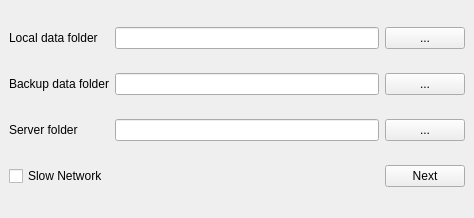
Above: src/resources/config.ui from open-AIMS/reefscan_desktop_data_manager before the change. Below: the same form after it.
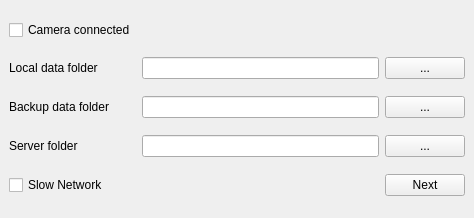
That is the form after the change.

The edit to the form file:
```diff
--- a/src/resources/config.ui
+++ b/src/resources/config.ui
@@ -15,71 +15,78 @@
   </property>
   <widget class="QWidget" name="wid_main">
    <layout class="QGridLayout" name="gridLayout_4">
+    <item row="4" column="0">
+     <widget class="QCheckBox" name="cbSlowNetwork">
+      <property name="text">
+       <string>Slow Network</string>
+      </property>
+      <property name="tristate">
+       <bool>false</bool>
+      </property>
+     </widget>
+    </item>
     <item row="2" column="0">
+     <widget class="QLabel" name="label_2">
+      <property name="text">
+       <string>Backup data folder</string>
+      </property>
+     </widget>
+    </item>
+    <item row="3" column="0">
      <widget class="QLabel" name="label_3">
       <property name="text">
        <string>Server folder</string>
       </property>
      </widget>
     </item>
-    <item row="2" column="1">
-     <widget class="QLineEdit" name="edServer"/>
-    </item>
-    <item row="0" column="0">
-     <widget class="QLabel" name="label">
-      <property name="text">
-       <string>Local data folder</string>
-      </property>
-     </widget>
-    </item>
-    <item row="0" column="2">
+    <item row="1" column="2">
      <widget class="QPushButton" name="btnLocal">
       <property name="text">
        <string>...</string>
       </property>
      </widget>
     </item>
-    <item row="2" column="2">
+    <item row="3" column="1">
+     <widget class="QLineEdit" name="edServer"/>
+    </item>
+    <item row="3" column="2">
      <widget class="QPushButton" name="btnServer">
       <property name="text">
        <string>...</string>
       </property>
      </widget>
     </item>
-    <item row="0" column="1">
+    <item row="1" column="1">
      <widget class="QLineEdit" name="edLocal"/>
     </item>
-    <item row="3" column="2">
+    <item row="2" column="2">
+     <widget class="QPushButton" name="btnBackup">
+      <property name="text">
+       <string>...</string>
+      </property>
+     </widget>
+    </item>
+    <item row="1" column="0">
+     <widget class="QLabel" name="label">
+      <property name="text">
+       <string>Local data folder</string>
+      </property>
+     </widget>
+    </item>
+    <item row="4" column="2">
      <widget class="QPushButton" name="btn_next">
       <property name="text">
        <string>Next</string>
       </property>
      </widget>
     </item>
-    <item row="1" column="1">
+    <item row="2" column="1">
      <widget class="QLineEdit" name="edBackup"/>
     </item>
-    <item row="1" column="2">
-     <widget class="QPushButton" name="btnBackup">
+    <item row="0" column="0">
+     <widget class="QCheckBox" name="cbCamera">
       <property name="text">
-       <string>...</string>
-      </property>
-     </widget>
-    </item>
-    <item row="1" column="0">
-     <widget class="QLabel" name="label_2">
-      <property name="text">
-       <string>Backup data folder</string>
-      </property>
-     </widget>
-    </item>
-    <item row="3" column="0">
-     <widget class="QCheckBox" name="cbSlowNetwork">
-      <property name="text">
-       <string>Slow Network</string>
-      </property>
-      <property name="tristate">
-       <bool>false</bool>
+       <string>Camera connected</string>
       </property>
      </widget>
     </item>
```
